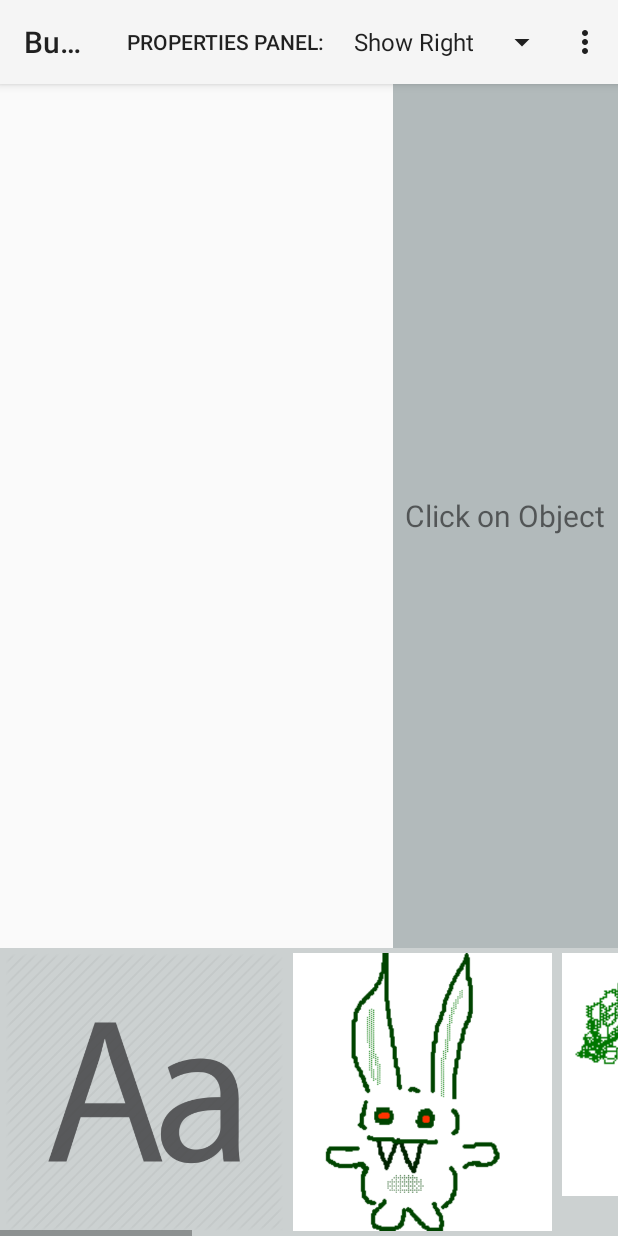
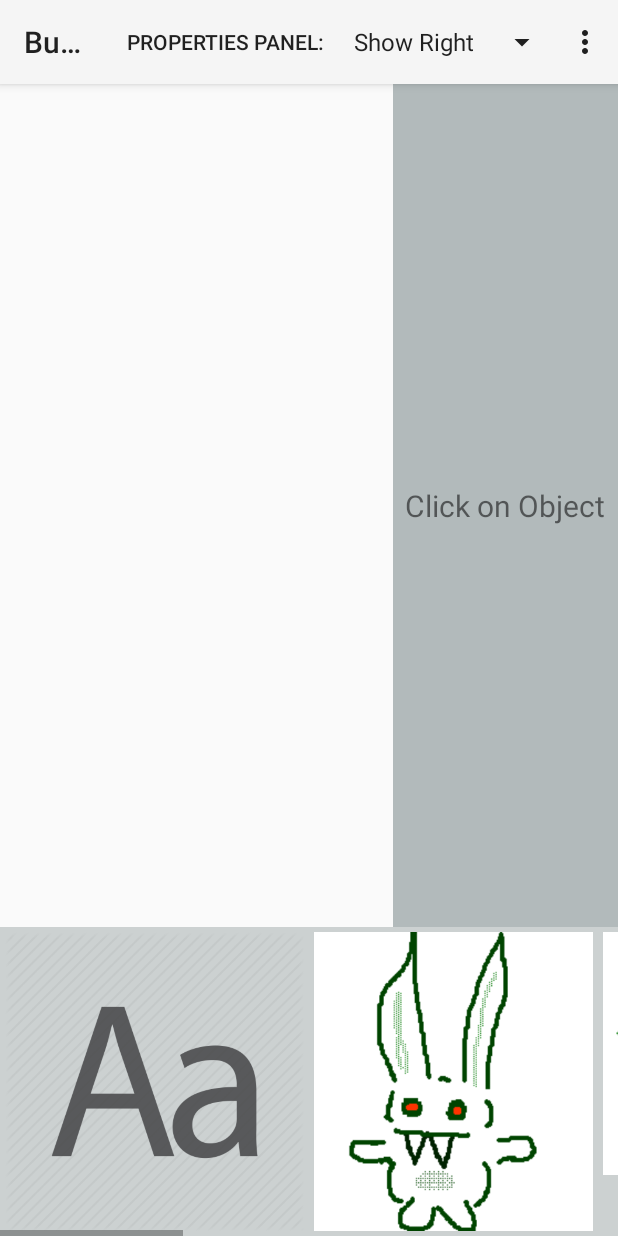
Before and after one commit to kaichun2/BunnyWorld, an Android app: the GameEditor screen opened directly, with no data from a screen before it, on a phone screen of 412 x 824 dp. Run offline under Robolectric (Android 15) with nearby library versions, the phone set to English and light mode, and no system bars; libraries missing offline, so code that uses them is left out: org.json.simple; 6 statements that could not run were skipped.

Commit message:
fixed right panel bugs and selecting shapes

```diff
--- a/app/src/main/java/edu/stanford/cs108/bunnyworld/GameEditor.java
+++ b/app/src/main/java/edu/stanford/cs108/bunnyworld/GameEditor.java
@@ -9,6 +9,7 @@ import android.graphics.drawable.BitmapDrawable;
 import android.support.v7.app.AlertDialog;
 import android.support.v7.app.AppCompatActivity;
 import android.os.Bundle;
+import android.util.DisplayMetrics;
 import android.view.Gravity;
 import android.view.Menu;
 import android.view.MenuItem;
@@ -126,6 +127,18 @@ public class GameEditor extends AppCompatActivity {
 
         selectedResource = -1;
 
+        DisplayMetrics displayMetrics = new DisplayMetrics();
+        getWindowManager().getDefaultDisplay().getMetrics(displayMetrics);
+        int windowHeight = displayMetrics.heightPixels;
+        int windowWidth = displayMetrics.widthPixels;
+
+        LinearLayout.LayoutParams resourceParams = new LinearLayout.LayoutParams(LinearLayout.LayoutParams.MATCH_PARENT, windowHeight / 4);
+        HorizontalScrollView resourcePanel = findViewById(R.id.resource_panel);
+        resourcePanel.setLayoutParams(resourceParams);
+
+        FrameLayout.LayoutParams rightpanelParams = new FrameLayout.LayoutParams(windowWidth / 5, FrameLayout.LayoutParams.MATCH_PARENT);
+        LinearLayout rightPanel = findViewById(R.id.right_panel);
+        rightPanel.setLayoutParams(rightpanelParams);
 
     }
 
@@ -141,15 +154,6 @@ public class GameEditor extends AppCompatActivity {
         propertiesAdapter.setDropDownViewResource(android.R.layout.simple_spinner_dropdown_item);
 
         propertiesSpinner.setAdapter(propertiesAdapter);
-
-//        MenuItem resourceItem = menu.findItem(R.id.resource_visibility);
-//        Spinner resourceSpinner = (Spinner) resourceItem.getActionView();
-//
-//        ArrayAdapter<CharSequence> resourceAdapter = ArrayAdapter.createFromResource(this,
-//                R.array.visibility_array, android.R.layout.simple_spinner_item);
-//        resourceAdapter.setDropDownViewResource(android.R.layout.simple_spinner_dropdown_item);
-//
-//        resourceSpinner.setAdapter(resourceAdapter);
 
         propertiesSpinner.setOnItemSelectedListener(new AdapterView.OnItemSelectedListener() {
 
@@ -704,6 +708,8 @@ public class GameEditor extends AppCompatActivity {
                         currPage.getShapes().remove(curr);
                         selectedShape = -1;
 
+                        CanvasView.setSelectedShape(selectedShape);
+
                         LinearLayout objProperties = findViewById(R.id.obj_properties);
                         objProperties.setVisibility(v.GONE);
 
--- a/app/src/main/res/layout/activity_game_editor.xml
+++ b/app/src/main/res/layout/activity_game_editor.xml
@@ -168,8 +168,7 @@
     <HorizontalScrollView
         android:id="@+id/resource_panel"
         android:layout_width="match_parent"
-        android:layout_height="0dp"
-        android:layout_weight="1"
+        android:layout_height="200dp"
         android:background="@color/light_grey"
         >
 
```
Also changed, not shown: app/src/main/java/edu/stanford/cs108/bunnyworld/CanvasView.java (+13 -4 lines), app/src/main/res/menu/main_game_editor.xml (+0 -16 lines).
